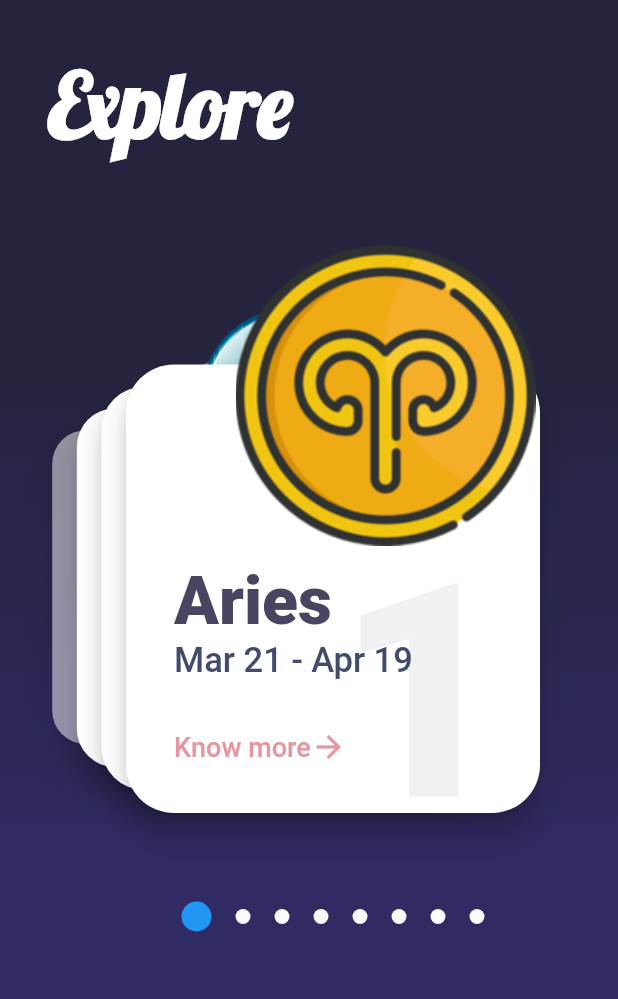
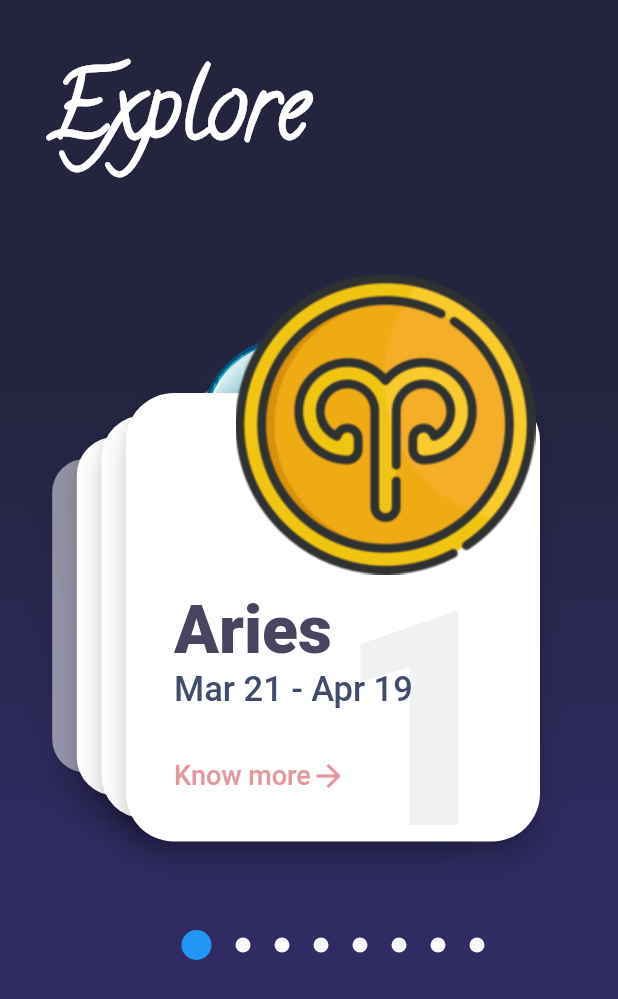
Before and after one commit to akhil-here/Horoscope-App, a Flutter app: the screen it shows after launch, on a phone screen of 412 x 824 dp. Shown: the top 999 px of the screen. Run offline on Flutter 3.47's test engine with Material 2 defaults, Android fonts, the phone set to English and light mode, and no system bars; our stand-ins replace animated_splash_screen, flutter_swiper, page_transition; Roboto replaces fonts that are missing (Avenir); project files that could hold a hidden picture were left out.

Commit message:
font added, 3 signs done

```diff
--- a/lib/HomePage.dart
+++ b/lib/HomePage.dart
@@ -33,7 +33,7 @@ class _HomePageState extends State<HomePage> {
                     Text(
                       'Explore',
                       style: TextStyle(
-                        fontFamily: 'Lobster',
+                        fontFamily: 'Calligraffitti',
                         fontSize: 60,
                         color: const Color(0xffffffff),
                         fontWeight: FontWeight.w900,
--- a/lib/data.dart
+++ b/lib/data.dart
@@ -27,14 +27,12 @@ List<SignInfo> signs = [
     description:
         "Element: \tEarth\nQuality: \tFixed\nColor: \tGreen, Pink\nDay: \tFriday, Monday\nRuler: \tVenus\nGreatest Overall Compatibility: \tScorpio, Cancer\nLucky Numbers: \t2, 6, 9, 12, 24.\n\nStrengths: \tReliable, patient, practical, devoted, responsible, stable\n\nWeaknesses: \tStubborn, possessive, uncompromising\n\nTaurus likes: \tGardening, cooking, music, romance, high quality clothes, working with hands\n\nTaurus dislikes: \tSudden changes, complications, insecurity of any kind, synthetic fabrics",
   ),
-  SignInfo(
-    3,
-    name: 'Earth',
-    date: "March 21 - April 19",
-    iconImage: 'assets/images/earth.png',
-    description:
-        "The third Sign from the sun, Earth is a waterworld, with two-thirds of the Sign covered by ocean. It's the only world known to harbor life. Earth's atmosphere is rich in nitrogen and oxygen. Earth's surface rotates about its axis at 1,532 feet per second (467 meters per second) — slightly more than 1,000 mph (1,600 kph) — at the equator. The Sign zips around the sun at more than 18 miles per second (29 km per second).",
-  ),
+  SignInfo(3,
+      name: 'Gemini',
+      date: "May 21 -June 20",
+      iconImage: 'assets/images/gemini.png',
+      description:
+          "Element: \tAir\nQuality: \tMutable\nColor: \tLight-Green, Yellow\nDay: \tWednesday\nRuler: \tMercury\nGreatest Overall Compatibility: \tSagittarius, Aquarius\nLucky Numbers: \t5, 7, 14, 23\n\nStrengths: \tGentle, affectionate, curious, adaptable, ability to learn quickly and exchange ideas\n\nWeaknesses: \tNervous, inconsistent, indecisive\n\nGemini likes: \tMusic, books, magazines, chats with nearly anyone, short trips around the town\n\nGemini dislikes: \tBeing alone, being confined, repetition and routine"),
   SignInfo(
     4,
     name: 'Mars',
--- a/lib/detail_page.dart
+++ b/lib/detail_page.dart
@@ -66,13 +66,13 @@ class DetailPage extends StatelessWidget {
               ),
             ),
             Positioned(
-              right: -90,
+              right: -100,
               top: -90,
               child: Hero(
                   tag: signInfo.position,
                   child: Image.asset(
                     signInfo.iconImage,
-                    scale: 0.8,
+                    scale: 0.9,
                     width: 450,
                     height: 450,
                   )),
--- a/lib/main.dart
+++ b/lib/main.dart
@@ -15,10 +15,10 @@ class MyApp extends StatelessWidget {
             duration: 3000,
             splash: Text('Know Your Sign',
                 style: TextStyle(
-                    fontFamily: 'Lobster',
+                    fontFamily: 'Calligraffitti',
                     letterSpacing: 1.0,
                     fontWeight: FontWeight.bold,
-                    fontSize: 36.0,
+                    fontSize: 40.0,
                     color: Colors.white)),
             nextScreen: HomePage(),
             splashTransition: SplashTransition.fadeTransition,
--- a/pubspec.yaml
+++ b/pubspec.yaml
@@ -67,6 +67,9 @@ flutter:
     - family: Lobster
       fonts:
         - asset: assets/fonts/Lobster-Regular.ttf
+    - family: Calligraffitti
+      fonts:
+        - asset: assets/fonts/Calligraffitti-Regular.ttf
     - family: Bangers-Regular
       fonts:
         - asset: assets/fonts/Bangers-Regular.ttf
```
Also changed, not shown: assets/fonts/Calligraffitti-Regular.ttf (added), assets/images/gemini.png.
